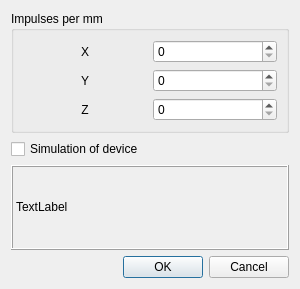
Qt form sources/forms/Settings.ui (eduard-x/cnc-qt) before a commit.
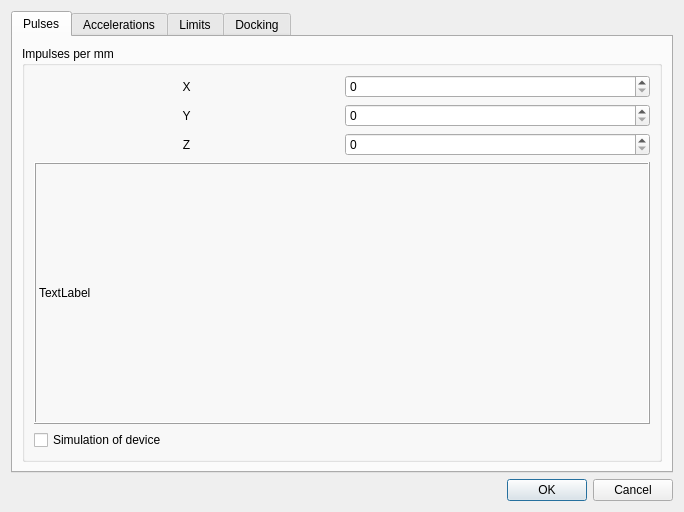
The same form after that commit.

Diff of the .ui file:
```diff
--- a/sources/forms/Settings.ui
+++ b/sources/forms/Settings.ui
@@ -6,8 +6,8 @@
    <rect>
     <x>0</x>
     <y>0</y>
-    <width>300</width>
-    <height>289</height>
+    <width>684</width>
+    <height>512</height>
    </rect>
   </property>
   <property name="windowTitle">
@@ -15,11 +15,28 @@
   </property>
   <layout class="QGridLayout" name="gridLayout">
    <item row="0" column="0">
+    <widget class="QTabWidget" name="tabWidget">
+     <property name="currentIndex">
+      <number>0</number>
+     </property>
+     <widget class="QWidget" name="tab">
+      <attribute name="title">
+       <string>Pulses</string>
+      </attribute>
+      <layout class="QGridLayout" name="gridLayout_3">
+       <item row="0" column="0" rowspan="2" colspan="2">
     <widget class="QGroupBox" name="groupBox1">
      <property name="title">
       <string>Impulses per mm</string>
      </property>
      <layout class="QGridLayout" name="gridLayout_4">
+          <item row="2" column="0">
+           <widget class="QCheckBox" name="checkBoxDemoController">
+            <property name="text">
+             <string>Simulation of device</string>
+            </property>
+           </widget>
+          </item>
       <item row="0" column="0">
        <layout class="QGridLayout" name="gridLayout_2">
         <item row="0" column="0">
@@ -84,27 +101,7 @@
         </item>
        </layout>
       </item>
-     </layout>
-    </widget>
-   </item>
    <item row="1" column="0">
-    <widget class="QCheckBox" name="checkBoxDemoController">
-     <property name="text">
-      <string>Simulation of device</string>
-     </property>
-    </widget>
-   </item>
-   <item row="3" column="0">
-    <widget class="QDialogButtonBox" name="buttonBox">
-     <property name="orientation">
-      <enum>Qt::Horizontal</enum>
-     </property>
-     <property name="standardButtons">
-      <set>QDialogButtonBox::Cancel|QDialogButtonBox::Ok</set>
-     </property>
-    </widget>
-   </item>
-   <item row="2" column="0">
     <widget class="QLabel" name="labelInfo">
      <property name="sizePolicy">
       <sizepolicy hsizetype="MinimumExpanding" vsizetype="MinimumExpanding">
@@ -126,6 +123,38 @@
      </property>
      <property name="wordWrap">
       <bool>true</bool>
+            </property>
+           </widget>
+          </item>
+         </layout>
+        </widget>
+       </item>
+      </layout>
+     </widget>
+     <widget class="QWidget" name="tab_2">
+      <attribute name="title">
+       <string>Accelerations</string>
+      </attribute>
+     </widget>
+     <widget class="QWidget" name="tab_3">
+      <attribute name="title">
+       <string>Limits</string>
+      </attribute>
+     </widget>
+     <widget class="QWidget" name="tab_4">
+      <attribute name="title">
+       <string>Docking</string>
+      </attribute>
+     </widget>
+    </widget>
+   </item>
+   <item row="1" column="0">
+    <widget class="QDialogButtonBox" name="buttonBox">
+     <property name="orientation">
+      <enum>Qt::Horizontal</enum>
+     </property>
+     <property name="standardButtons">
+      <set>QDialogButtonBox::Cancel|QDialogButtonBox::Ok</set>
      </property>
     </widget>
    </item>
```
Lines whose indentation alone changed are shown as unchanged.
